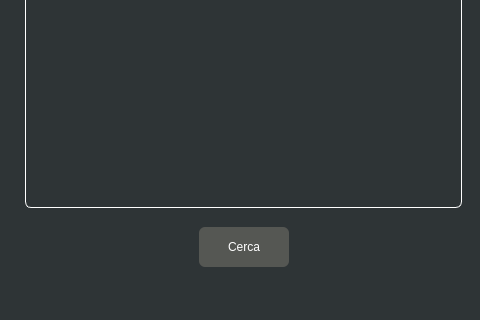
Before: the Qt Designer form Progetto/mainwindow.ui in simoven/ProgettoPO, drawn with Qt 5; both pictures show x 581 to 1061 and y 320 to 640 of the 1061 by 640 pixel window.
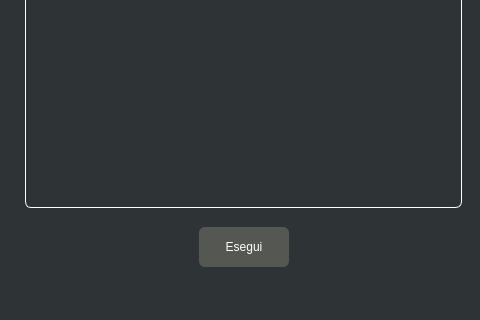
After: the same form once the commit is applied. The open tabs and pages were chosen to show the change. Icons and pictures are not drawn.

Diff of the .ui file:
```diff
--- a/Progetto/mainwindow.ui
+++ b/Progetto/mainwindow.ui
@@ -752,7 +752,7 @@
                </size>
               </property>
               <property name="text">
-               <string>Cerca</string>
+               <string>Esegui</string>
               </property>
              </widget>
             </item>
```
Left out of the diff: 4 changed lines with no effect on the pictures.
